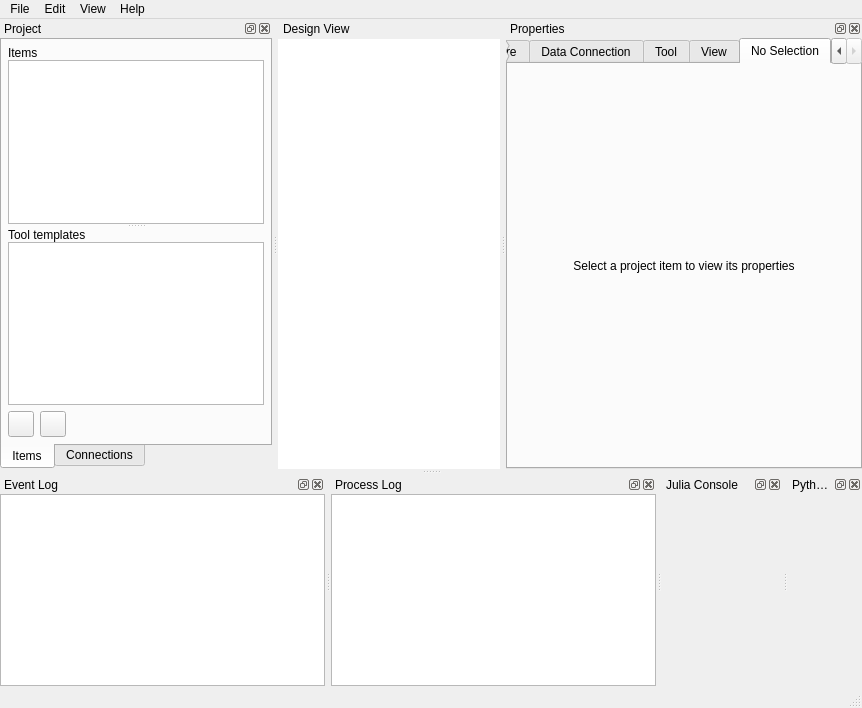
Old version of the form spinetoolbox/ui/mainwindow.ui in the repository spine-tools/Spine-Toolbox.
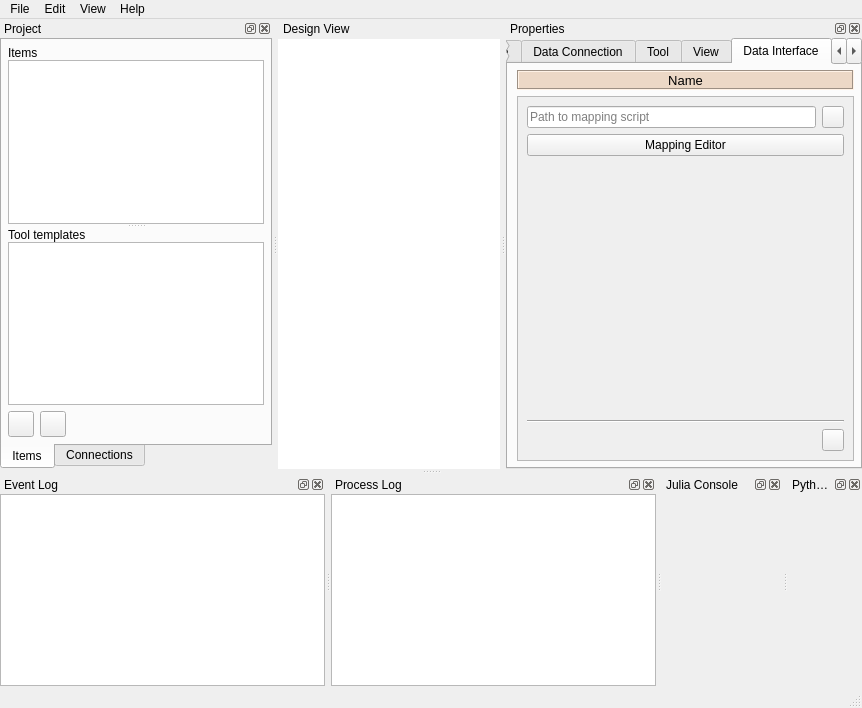
New version of the form. The open tabs and pages were chosen to show the change. Icons and pictures are not drawn. Custom widgets are drawn as their Qt base class.

Commit message: DataInterface class. Added new tab to main window, updated Edit menu, Data Interace icon, Added Data Interface to Toolbar

```diff
--- a/spinetoolbox/ui/mainwindow.ui
+++ b/spinetoolbox/ui/mainwindow.ui
@@ -2103,6 +2103,210 @@
          </item>
         </layout>
        </widget>
+       <widget class="QWidget" name="tab_data_interface">
+        <attribute name="title">
+         <string>Data Interface</string>
+        </attribute>
+        <layout class="QVBoxLayout" name="verticalLayout_15">
+         <property name="topMargin">
+          <number>6</number>
+         </property>
+         <property name="rightMargin">
+          <number>6</number>
+         </property>
+         <property name="bottomMargin">
+          <number>6</number>
+         </property>
+         <item>
+          <widget class="QLabel" name="label_di_name">
+           <property name="sizePolicy">
+            <sizepolicy hsizetype="Preferred" vsizetype="Fixed">
+             <horstretch>0</horstretch>
+             <verstretch>0</verstretch>
+            </sizepolicy>
+           </property>
+           <property name="minimumSize">
+            <size>
+             <width>0</width>
+             <height>20</height>
+            </size>
+           </property>
+           <property name="maximumSize">
+            <size>
+             <width>16777215</width>
+             <height>20</height>
+            </size>
+           </property>
+           <property name="font">
+            <font>
+             <pointsize>10</pointsize>
+             <weight>50</weight>
+             <bold>false</bold>
+            </font>
+           </property>
+           <property name="styleSheet">
+            <string notr="true">background-color: #ecd8c6;</string>
+           </property>
+           <property name="frameShape">
+            <enum>QFrame::Box</enum>
+           </property>
+           <property name="frameShadow">
+            <enum>QFrame::Sunken</enum>
+           </property>
+           <property name="text">
+            <string>Name</string>
+           </property>
+           <property name="alignment">
+            <set>Qt::AlignCenter</set>
+           </property>
+           <property name="wordWrap">
+            <bool>true</bool>
+           </property>
+          </widget>
+         </item>
+         <item>
+          <widget class="QScrollArea" name="scrollArea_6">
+           <property name="widgetResizable">
+            <bool>true</bool>
+           </property>
+           <widget class="QWidget" name="scrollAreaWidgetContents_5">
+            <property name="geometry">
+             <rect>
+              <x>0</x>
+              <y>0</y>
+              <width>333</width>
+              <height>361</height>
+             </rect>
+            </property>
+            <layout class="QVBoxLayout" name="verticalLayout_21">
+             <item>
+              <layout class="QHBoxLayout" name="horizontalLayout_4">
+               <item>
+                <widget class="QLineEdit" name="lineEdit_mapping_script_path">
+                 <property name="text">
+                  <string/>
+                 </property>
+                 <property name="placeholderText">
+                  <string>Path to mapping script</string>
+                 </property>
+                 <property name="clearButtonEnabled">
+                  <bool>true</bool>
+                 </property>
+                </widget>
+               </item>
+               <item>
+                <widget class="QToolButton" name="toolButton_select_mapping_script">
+                 <property name="enabled">
+                  <bool>true</bool>
+                 </property>
+                 <property name="sizePolicy">
+                  <sizepolicy hsizetype="Expanding" vsizetype="Fixed">
+                   <horstretch>0</horstretch>
+                   <verstretch>0</verstretch>
+                  </sizepolicy>
+                 </property>
+                 <property name="minimumSize">
+                  <size>
+                   <width>22</width>
+                   <height>22</height>
+                  </size>
+                 </property>
+                 <property name="maximumSize">
+                  <size>
+                   <width>22</width>
+                   <height>22</height>
+                  </size>
+                 </property>
+                 <property name="toolTip">
+                  <string>&lt;html&gt;&lt;head/&gt;&lt;body&gt;&lt;p&gt;Open SQLite file.&lt;/p&gt;&lt;/body&gt;&lt;/html&gt;</string>
+                 </property>
+                 <property name="icon">
+                  <iconset resource="resources/resources_icons.qrc">
+                   <normaloff>:/icons/menu_icons/folder-open-regular.svg</normaloff>:/icons/menu_icons/folder-open-regular.svg</iconset>
+                 </property>
+                </widget>
+               </item>
+              </layout>
+             </item>
+             <item>
+              <widget class="QPushButton" name="pushButton_mapping_editor">
+               <property name="text">
+                <string>Mapping Editor</string>
+               </property>
+              </widget>
+             </item>
+             <item>
+              <spacer name="verticalSpacer">
+               <property name="orientation">
+                <enum>Qt::Vertical</enum>
+               </property>
+               <property name="sizeHint" stdset="0">
+                <size>
+                 <width>20</width>
+                 <height>40</height>
+                </size>
+               </property>
+              </spacer>
+             </item>
+             <item>
+              <widget class="Line" name="line_6">
+               <property name="orientation">
+                <enum>Qt::Horizontal</enum>
+               </property>
+              </widget>
+             </item>
+             <item>
+              <layout class="QHBoxLayout" name="horizontalLayout_13">
+               <item>
+                <spacer name="horizontalSpacer_17">
+                 <property name="orientation">
+                  <enum>Qt::Horizontal</enum>
+                 </property>
+                 <property name="sizeHint" stdset="0">
+                  <size>
+                   <width>40</width>
+                   <height>20</height>
+                  </size>
+                 </property>
+                </spacer>
+               </item>
+               <item>
+                <widget class="QToolButton" name="toolButton_di_open_dir">
+                 <property name="sizePolicy">
+                  <sizepolicy hsizetype="Fixed" vsizetype="Fixed">
+                   <horstretch>0</horstretch>
+                   <verstretch>0</verstretch>
+                  </sizepolicy>
+                 </property>
+                 <property name="minimumSize">
+                  <size>
+                   <width>22</width>
+                   <height>22</height>
+                  </size>
+                 </property>
+                 <property name="maximumSize">
+                  <size>
+                   <width>22</width>
+                   <height>22</height>
+                  </size>
+                 </property>
+                 <property name="toolTip">
+                  <string>&lt;html&gt;&lt;head/&gt;&lt;body&gt;&lt;p&gt;Open this Data Connection's project directory in file browser&lt;/p&gt;&lt;/body&gt;&lt;/html&gt;</string>
+                 </property>
+                 <property name="icon">
+                  <iconset resource="resources/resources_icons.qrc">
+                   <normaloff>:/icons/menu_icons/folder-open-solid.svg</normaloff>:/icons/menu_icons/folder-open-solid.svg</iconset>
+                 </property>
+                </widget>
+               </item>
+              </layout>
+             </item>
+            </layout>
+           </widget>
+          </widget>
+         </item>
+        </layout>
+       </widget>
        <widget class="QWidget" name="tab_no_selection">
         <attribute name="title">
          <string>No Selection</string>
```
Left out of the diff: 23 changed lines with no effect on the pictures. The commit also changes 12 other files.
